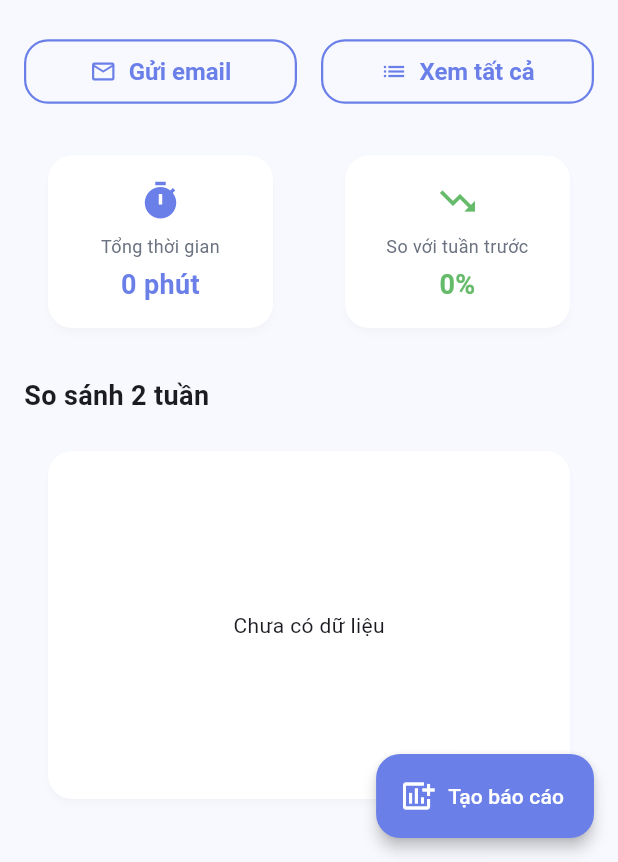
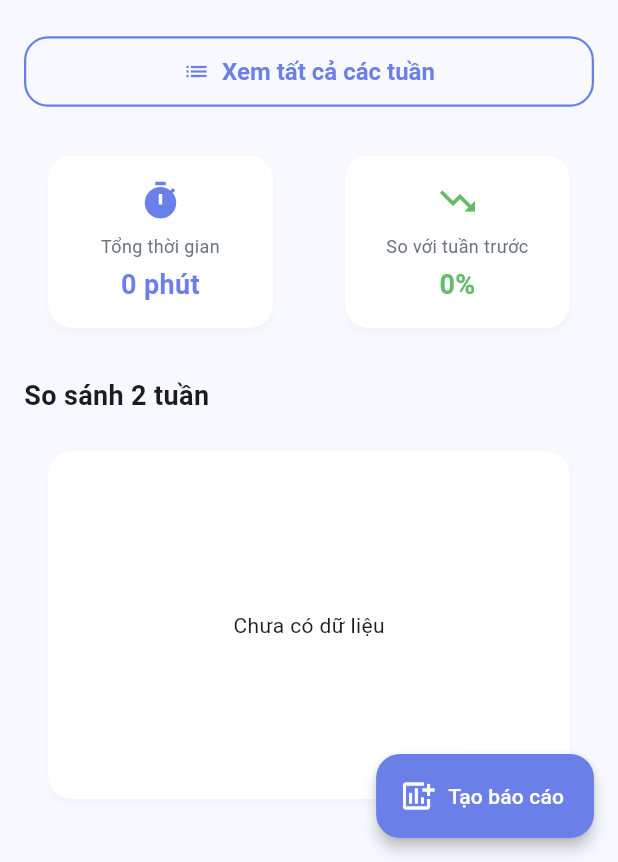
Before and after one commit to minhduc01168/KidGuardian-THPT, a Flutter app: the WeeklyReportScreen screen opened directly, on a phone screen of 412 x 824 dp, the part 374-1236 px from its top. Run offline on Flutter 3.47's test engine with Material 3 defaults, Android fonts, the phone set to English and light mode, and no system bars; our stand-ins replace cloud_firestore, cloud_functions, csv, equatable, firebase_auth, firebase_core and 11 more; missing offline and left inert: installed_apps; accounts and stored records are empty.

Commit message:
fix(ui): adjust reports layout and dashboard fallback logic
- Remove fallback to yesterday's data in DashboardBloc if today has 0 usage
- Redesign buttons in WeeklyReportScreen (remove non-functional email button)
- Remove FAB in MonthlyReportScreen to prevent redundant navigation
- Added unit tests for DashboardBloc no fallback behavior

```diff
--- a/lib/presentation/features/report/screens/weekly_report_screen.dart
+++ b/lib/presentation/features/report/screens/weekly_report_screen.dart
@@ -416,32 +416,17 @@ class _WeeklyReportScreenState extends State<WeeklyReportScreen> {
           SizedBox(height: 24),
 
           // Action buttons
-          Row(
-            children: [
-              Expanded(
-                child: OutlinedButton.icon(
-                  onPressed: () => _showEmailDialog(report),
-                  icon: Icon(Icons.email_outlined),
-                  label: Text('Gửi email'),
-                  style: OutlinedButton.styleFrom(
-                    foregroundColor: AppColors.primary,
-                    padding: EdgeInsets.symmetric(vertical: 12),
-                  ),
-                ),
-              ),
-              SizedBox(width: 16),
-              Expanded(
+          SizedBox(
+            width: double.infinity,
             child: OutlinedButton.icon(
               onPressed: _loadReports,
               icon: Icon(Icons.list),
-                  label: Text('Xem tất cả'),
+              label: Text('Xem tất cả các tuần'),
               style: OutlinedButton.styleFrom(
                 foregroundColor: AppColors.primary,
-                    padding: EdgeInsets.symmetric(vertical: 12),
+                padding: EdgeInsets.symmetric(vertical: 14),
               ),
             ),
-              ),
-            ],
           ),
           SizedBox(height: 24),
 
```
Also changed, not shown: lib/presentation/features/dashboard/bloc/dashboard_bloc.dart (+1 -12 lines), lib/presentation/features/report/screens/monthly_report_screen.dart (+1 -6 lines), 1 other file. Lines whose indentation alone changed are shown as unchanged.
